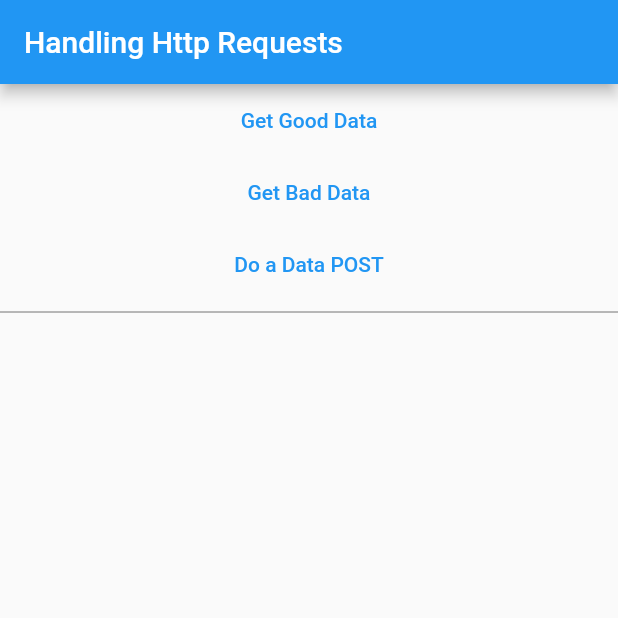
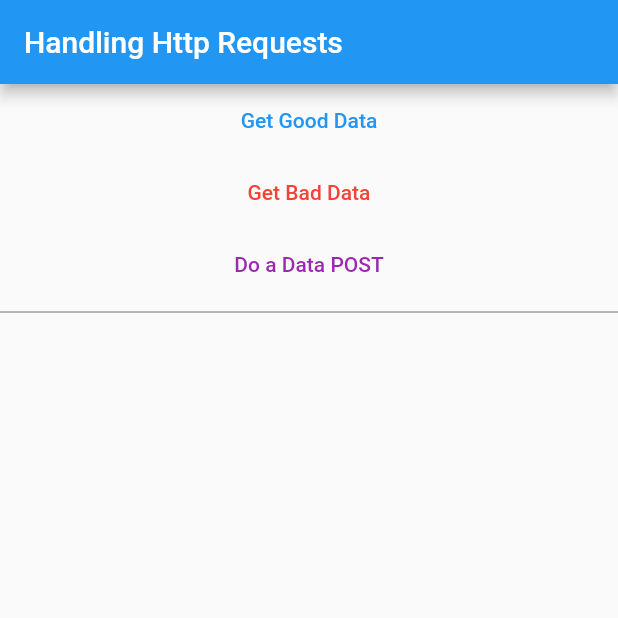
Before and after one commit to prof3ssorSt3v3/flutter-http-errors, a Flutter app: the screen it shows after launch, on a phone screen of 412 x 824 dp, the top half of it. Run offline on Flutter 3.47's test engine with Material 2 defaults, Android fonts, the phone set to English and light mode, and no system bars.

Commit message:
updated button colours

```diff
--- a/lib/main.dart
+++ b/lib/main.dart
@@ -94,13 +94,23 @@ class _MyHomePageState extends State<MyHomePage> {
             },
           ),
           TextButton(
-            child: const Text('Get Bad Data'),
+            child: const Text(
+              'Get Bad Data',
+              style: TextStyle(
+                color: Colors.red,
+              ),
+            ),
             onPressed: () {
               failToGetMyData();
             },
           ),
           TextButton(
-            child: const Text('Do a Data POST'),
+            child: const Text(
+              'Do a Data POST',
+              style: TextStyle(
+                color: Colors.purple,
+              ),
+            ),
             onPressed: () {
               postData();
             },
```
